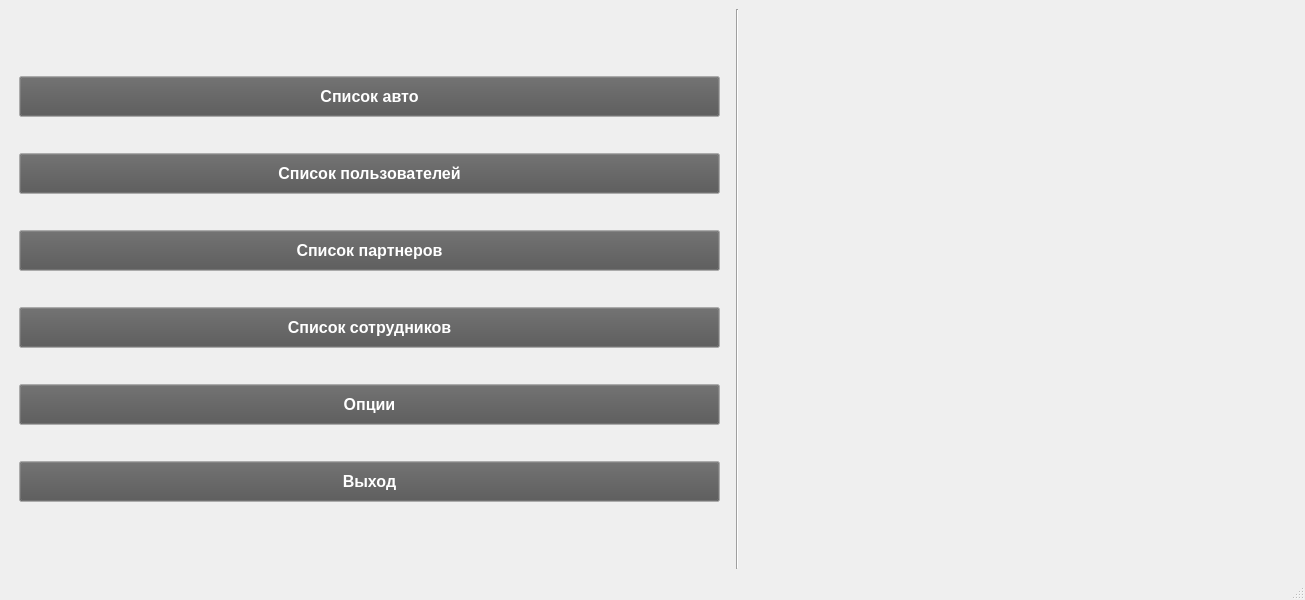
First picture: the form in mainwindow.ui, repository RocketBunny727/CarSharring, before the edit.
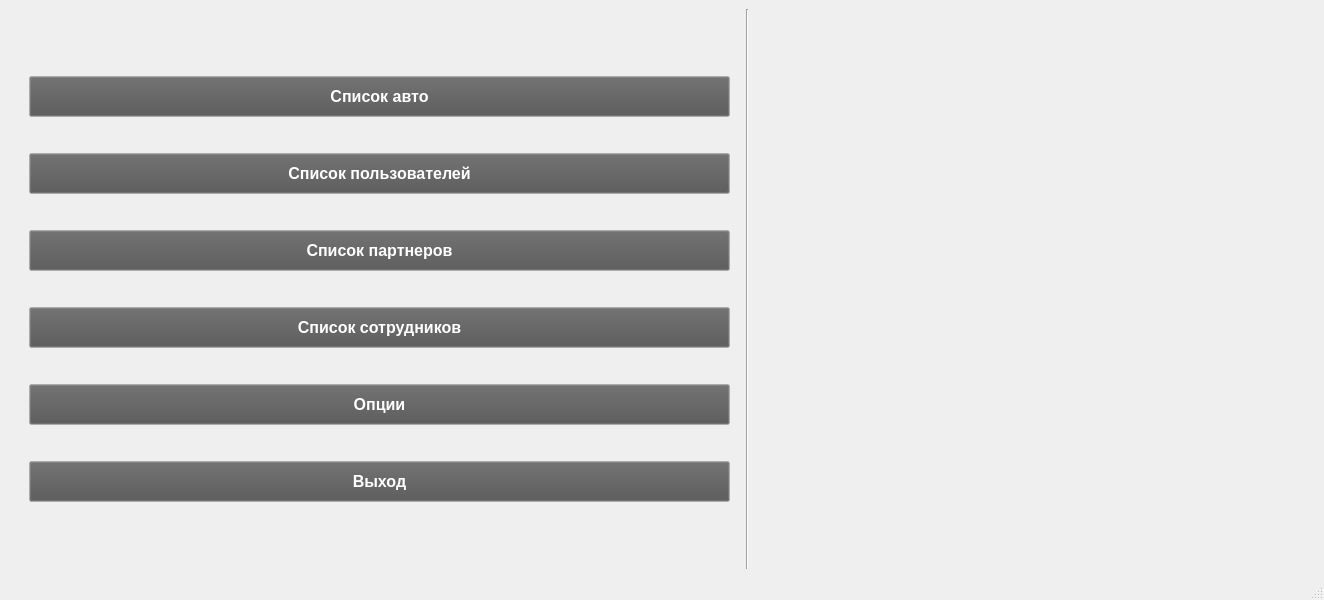
Second picture: the form after the edit. Icons and pictures are not drawn.

Commit message: expanding size policy of buttons and pictures

What changed in the file:
```diff
--- a/mainwindow.ui
+++ b/mainwindow.ui
@@ -6,7 +6,7 @@
    <rect>
     <x>0</x>
     <y>0</y>
-    <width>1305</width>
+    <width>1312</width>
     <height>600</height>
    </rect>
   </property>
@@ -17,12 +17,21 @@
    <layout class="QHBoxLayout" name="horizontalLayout_2">
     <item>
      <spacer name="horizontalSpacer_2">
+      <property name="sizePolicy">
+       <sizepolicy hsizetype="Fixed" vsizetype="Fixed">
+        <horstretch>0</horstretch>
+        <verstretch>0</verstretch>
+       </sizepolicy>
+      </property>
       <property name="orientation">
        <enum>Qt::Orientation::Horizontal</enum>
       </property>
+      <property name="sizeType">
+       <enum>QSizePolicy::Policy::Fixed</enum>
+      </property>
       <property name="sizeHint" stdset="0">
        <size>
-        <width>40</width>
+        <width>20</width>
         <height>20</height>
        </size>
       </property>
@@ -47,6 +56,12 @@
         </item>
         <item>
          <widget class="QPushButton" name="auto_list_button">
+          <property name="sizePolicy">
+           <sizepolicy hsizetype="Expanding" vsizetype="Fixed">
+            <horstretch>0</horstretch>
+            <verstretch>0</verstretch>
+           </sizepolicy>
+          </property>
           <property name="minimumSize">
            <size>
             <width>701</width>
@@ -254,6 +269,12 @@
         </item>
         <item>
          <widget class="QPushButton" name="user_list_button">
+          <property name="sizePolicy">
+           <sizepolicy hsizetype="Expanding" vsizetype="Fixed">
+            <horstretch>0</horstretch>
+            <verstretch>0</verstretch>
+           </sizepolicy>
+          </property>
           <property name="minimumSize">
            <size>
             <width>701</width>
@@ -461,6 +482,12 @@
         </item>
         <item>
          <widget class="QPushButton" name="partner_list_button">
+          <property name="sizePolicy">
+           <sizepolicy hsizetype="Expanding" vsizetype="Fixed">
+            <horstretch>0</horstretch>
+            <verstretch>0</verstretch>
+           </sizepolicy>
+          </property>
           <property name="minimumSize">
            <size>
             <width>701</width>
@@ -668,6 +695,12 @@
         </item>
         <item>
          <widget class="QPushButton" name="staff_list_button">
+          <property name="sizePolicy">
+           <sizepolicy hsizetype="Expanding" vsizetype="Fixed">
+            <horstretch>0</horstretch>
+            <verstretch>0</verstretch>
+           </sizepolicy>
+          </property>
           <property name="minimumSize">
            <size>
             <width>701</width>
@@ -875,6 +908,12 @@
         </item>
         <item>
          <widget class="QPushButton" name="setting_button">
+          <property name="sizePolicy">
+           <sizepolicy hsizetype="Expanding" vsizetype="Fixed">
+            <horstretch>0</horstretch>
+            <verstretch>0</verstretch>
+           </sizepolicy>
+          </property>
           <property name="minimumSize">
            <size>
             <width>701</width>
@@ -1082,6 +1121,12 @@
         </item>
         <item>
          <widget class="QPushButton" name="exit_button">
+          <property name="sizePolicy">
+           <sizepolicy hsizetype="Expanding" vsizetype="Fixed">
+            <horstretch>0</horstretch>
+            <verstretch>0</verstretch>
+           </sizepolicy>
+          </property>
           <property name="minimumSize">
            <size>
             <width>701</width>
@@ -1327,6 +1372,12 @@
       </item>
       <item>
        <widget class="QLabel" name="label_pic">
+        <property name="sizePolicy">
+         <sizepolicy hsizetype="Expanding" vsizetype="Expanding">
+          <horstretch>0</horstretch>
+          <verstretch>0</verstretch>
+         </sizepolicy>
+        </property>
         <property name="minimumSize">
          <size>
           <width>530</width>
@@ -1345,12 +1396,21 @@
     </item>
     <item>
      <spacer name="horizontalSpacer_3">
+      <property name="sizePolicy">
+       <sizepolicy hsizetype="Fixed" vsizetype="Fixed">
+        <horstretch>0</horstretch>
+        <verstretch>0</verstretch>
+       </sizepolicy>
+      </property>
       <property name="orientation">
        <enum>Qt::Orientation::Horizontal</enum>
       </property>
+      <property name="sizeType">
+       <enum>QSizePolicy::Policy::Fixed</enum>
+      </property>
       <property name="sizeHint" stdset="0">
        <size>
-        <width>40</width>
+        <width>20</width>
         <height>20</height>
        </size>
       </property>
```
Left out of the diff: 5 changed lines with no effect on the pictures.
